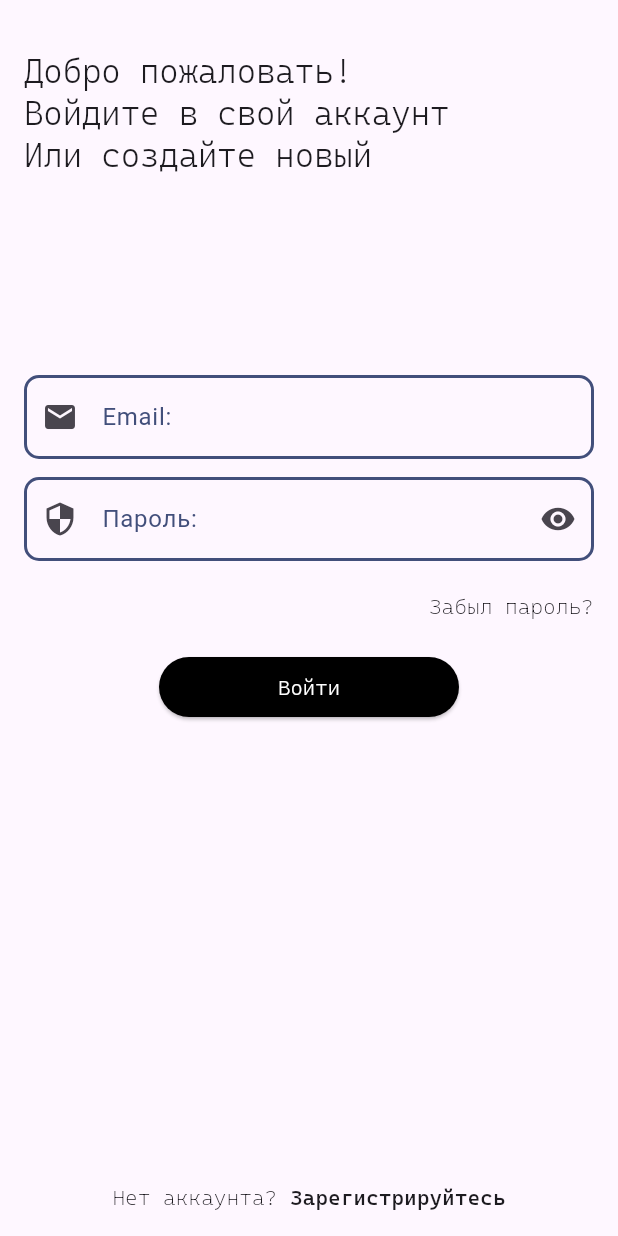
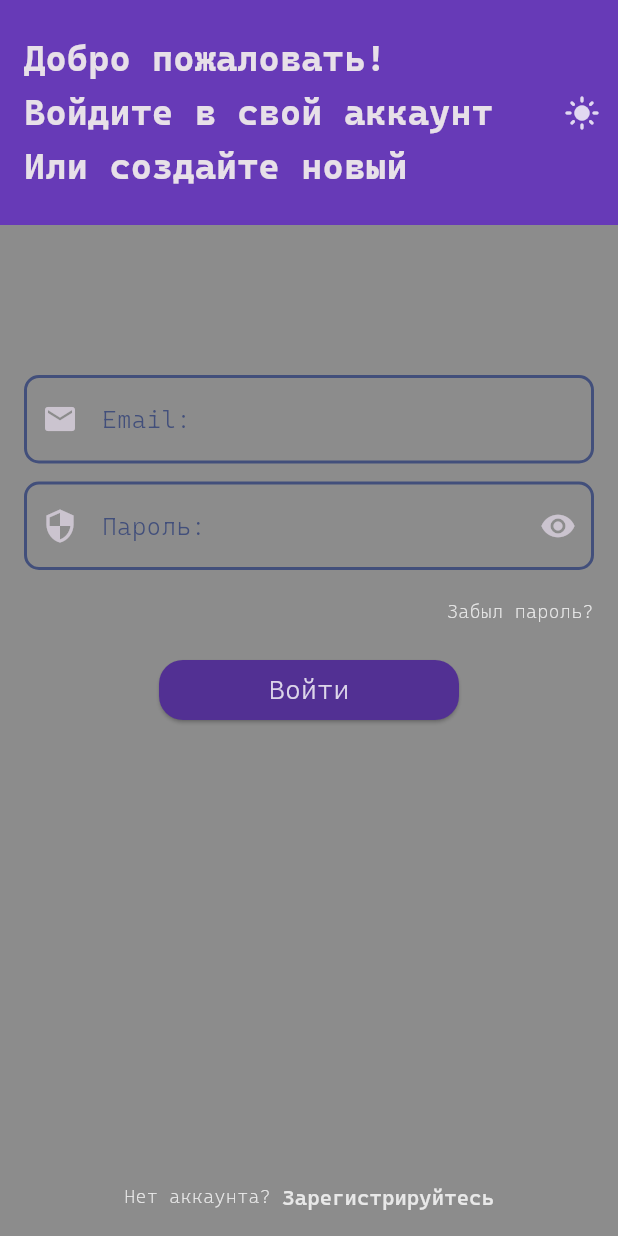
Before and after one commit to Stranik2504/FlutterCourse, a Flutter app: the screen it shows after launch, on a phone screen of 412 x 824 dp. Run offline on Flutter 3.47's test engine with Material 3 defaults, Android fonts, the phone set to English and light mode, and no system bars; our stand-ins replace bloc, drift, drift_flutter, flutter_bloc, get_it, injectable; accounts and stored records are empty; generated files the repository leaves out were written again.

Commit message:
complite task9

```diff
--- a/lib/main.dart
+++ b/lib/main.dart
@@ -9,6 +9,8 @@ import 'package:proj_start/pages/register_page.dart';
 import 'package:proj_start/pages/profile_page.dart';
 import 'package:proj_start/pages/detail_page.dart';
 import 'package:proj_start/routes.dart';
+import 'package:proj_start/theme/app_theme.dart';
+import 'package:proj_start/theme/theme_cubit.dart';
 
 void main() {
   setupDI();
@@ -21,11 +23,16 @@ class MyApp extends StatelessWidget {
   // This widget is the root of your application.
   @override
   Widget build(BuildContext context) {
+    return BlocProvider(
+      create: (_) => getIt<ThemeCubit>(),
+      child: BlocBuilder<ThemeCubit, ThemeMode>(
+        builder: (context, themeMode) {
           return MaterialApp(
-      title: 'Flutter Demo',
-      theme: ThemeData(
-        colorScheme: .fromSeed(seedColor: Colors.deepPurple),
-      ),
+            title: 'Алгоритмы сортировки',
+            debugShowCheckedModeBanner: false,
+            theme: AppTheme.light,
+            darkTheme: AppTheme.dark,
+            themeMode: themeMode,
             initialRoute: Routes.loading,
             routes: {
               Routes.home: (context) => BlocProvider(
@@ -40,4 +47,7 @@ class MyApp extends StatelessWidget {
             },
           );
         }
+      ),
+    );
   }
+}
--- a/lib/pages/login_page.dart
+++ b/lib/pages/login_page.dart
@@ -1,5 +1,6 @@
 import 'package:flutter/material.dart';
 import '../routes.dart';
+import '../theme/theme_toggle_action.dart';
 import '../widgets/text_field.dart';
 
 class LoginPage extends StatefulWidget {
@@ -38,14 +39,14 @@ class _LoginPageState extends State<LoginPage> {
   Widget build(BuildContext context) {
     return Scaffold(
       appBar: AppBar(
-        title: const Text(
+        title: Text(
           "Добро пожаловать!\nВойдите в свой аккаунт\nИли создайте новый",
-          style: TextStyle(
-            fontWeight: FontWeight.w300,
-            fontFamily: 'CascadiaCode',
-          ),
+          style: Theme.of(context).textTheme.titleMedium,
         ),
         toolbarHeight: 150,
+        actions: const [
+          ThemeToggleAction(), // добавили кнопку
+        ],
       ),
       body: Padding(
         padding: const EdgeInsets.only(
@@ -79,46 +80,29 @@ class _LoginPageState extends State<LoginPage> {
                 child: Text(
                   "Забыл пароль?",
                   textAlign: TextAlign.right,
-                  style: TextStyle(
-                    fontWeight: FontWeight.w100,
-                    fontFamily: 'CascadiaCode',
-                  ),
+                  style: Theme.of(context).textTheme.labelMedium,
                 ),
               ),
               const SizedBox(height: 20),
               ElevatedButton(
                 onPressed: () => _submit(),
-                style: ElevatedButton.styleFrom(
-                  backgroundColor: Colors.black,
-                  minimumSize: Size(200, 40),
-                ),
-                child: const Text(
+                child: Text(
                   "Войти",
-                  style: TextStyle(
-                    fontWeight: FontWeight.w300,
-                    fontFamily: 'CascadiaCode',
-                    color: Colors.white,
-                  ),
+                  style: Theme.of(context).textTheme.bodyMedium,
                 ),
               ),
               Spacer(),
               Row(
                 mainAxisAlignment: MainAxisAlignment.center,
                 children: [
-                  const Text(
+                  Text(
                     "Нет аккаунта? ",
-                    style: TextStyle(
-                        fontWeight: FontWeight.w100,
-                        fontFamily: 'CascadiaCode',
-                    ),
+                    style: Theme.of(context).textTheme.labelMedium,
                   ),
                   GestureDetector(
-                    child: const Text(
+                    child: Text(
                       "Зарегистрируйтесь",
-                      style: TextStyle(
-                        fontWeight: FontWeight.w500,
-                        fontFamily: 'CascadiaCode',
-                      ),
+                      style: Theme.of(context).textTheme.labelLarge,
                     ),
                     onTap: () {
                       Navigator.pushNamed(context, Routes.register);
--- /dev/null
+++ b/lib/theme/app_theme.dart
@@ -0,0 +1,148 @@
+import 'package:flutter/material.dart';
+
+abstract final class AppTheme {
+  static final Color opacityWhite = Color.fromARGB(204, 255, 255, 255);
+
+  static final ThemeData light = ThemeData(
+    colorScheme: ColorScheme.fromSeed(
+      seedColor: Colors.deepPurpleAccent,
+      brightness: Brightness.light,
+    ),
+    scaffoldBackgroundColor: const Color(0xFFF5F7FA),
+    appBarTheme: AppBarTheme(
+      backgroundColor: Colors.deepPurpleAccent,
+      foregroundColor: opacityWhite,
+      elevation: 0,
+    ),
+    navigationBarTheme: NavigationBarThemeData(
+      backgroundColor: Colors.deepPurple.shade50,
+      indicatorColor: Colors.deepPurple.shade100,
+      labelBehavior: NavigationDestinationLabelBehavior.alwaysShow,
+    ),
+    listTileTheme: const ListTileThemeData(iconColor: Colors.deepPurpleAccent),
+    textTheme: TextTheme(
+      labelMedium: TextStyle(
+        fontWeight: FontWeight.w100,
+        fontFamily: 'CascadiaCode',
+        color: Colors.black,
+      ),
+      labelLarge: TextStyle(
+        fontWeight: FontWeight.w500,
+        fontFamily: 'CascadiaCode',
+        color: Colors.black,
+      ),
+      bodySmall: TextStyle(
+        fontSize: 16,
+        fontFamily: 'CascadiaCode',
+        color: Colors.black,
+      ),
+      bodyMedium: TextStyle(
+        fontSize: 18,
+        fontWeight: FontWeight.w300,
+        fontFamily: 'CascadiaCode',
+        color: Colors.white,
+      ),
+      bodyLarge: TextStyle(
+        fontSize: 18,
+        fontWeight: FontWeight.w300,
+        fontFamily: 'CascadiaCode',
+      ),
+      titleMedium: TextStyle(
+        fontSize: 24,
+        fontWeight: FontWeight.bold,
+        fontFamily: 'CascadiaCode',
+      ),
+      titleLarge: TextStyle(
+          fontWeight: FontWeight.w900,
+          fontFamily: 'CascadiaCode',
+          fontSize: 24
+      ),
+    ),
+    elevatedButtonTheme: ElevatedButtonThemeData(
+      style: ElevatedButton.styleFrom(
+        backgroundColor: Colors.black,
+        minimumSize: Size(200, 40),
+        shape: const RoundedRectangleBorder(
+          borderRadius: BorderRadius.all(Radius.circular(16)),
+        ),
+      ),
+    ),
+
+    cardTheme: CardThemeData(
+      color: const Color(0xFFF5F7FA),
+    ),
+  );
+
+  static final ThemeData dark = ThemeData(
+    colorScheme: ColorScheme.fromSeed(
+      seedColor: Colors.deepPurple,
+      brightness: Brightness.dark,
+    ),
+    scaffoldBackgroundColor: Colors.black45,
+    appBarTheme: AppBarTheme(
+      backgroundColor: Colors.deepPurple,
+      foregroundColor: opacityWhite,
+      elevation: 0,
+    ),
+    navigationBarTheme: NavigationBarThemeData(
+      backgroundColor: Colors.deepPurple,
+      indicatorColor: Colors.deepPurpleAccent,
+      labelBehavior: NavigationDestinationLabelBehavior.alwaysShow,
+    ),
+    listTileTheme: const ListTileThemeData(
+      iconColor: Colors.white,
+      textColor: Colors.white70,
+    ),
+    textTheme: TextTheme(
+      labelMedium: TextStyle(
+        fontWeight: FontWeight.w100,
+        fontFamily: 'CascadiaCode',
+        color: opacityWhite,
+      ),
+      labelLarge: TextStyle(
+        fontWeight: FontWeight.w500,
+        fontFamily: 'CascadiaCode',
+        color: opacityWhite,
+      ),
+      bodySmall: TextStyle(
+        fontSize: 16,
+        fontFamily: 'CascadiaCode',
+        color: opacityWhite,
+      ),
+      bodyMedium: TextStyle(
+        fontSize: 18,
+        fontWeight: FontWeight.w300,
+        fontFamily: 'CascadiaCode',
+        color: opacityWhite,
+      ),
+      bodyLarge: TextStyle(
+        fontSize: 18,
+        fontWeight: FontWeight.w300,
+        fontFamily: 'CascadiaCode',
+      ),
+      titleMedium: TextStyle(
+        fontSize: 24,
+        fontWeight: FontWeight.bold,
+        fontFamily: 'CascadiaCode',
+      ),
+      titleLarge: TextStyle(
+          fontWeight: FontWeight.w900,
+          fontFamily: 'CascadiaCode',
+          fontSize: 24
+      ),
+    ),
+    elevatedButtonTheme: ElevatedButtonThemeData(
+      style: ElevatedButton.styleFrom(
+        backgroundColor: Color(0xFF523093),
+        minimumSize: Size(200, 40),
+        shape: const RoundedRectangleBorder(
+          borderRadius: BorderRadius.all(Radius.circular(16)),
+        ),
+      ),
+    ),
+
+    cardTheme: CardThemeData(
+      color: Color(0xFF412675),
+    ),
+  );
+}
--- /dev/null
+++ b/lib/theme/theme_cubit.dart
@@ -0,0 +1,14 @@
+import 'package:flutter/material.dart';
+import 'package:flutter_bloc/flutter_bloc.dart';
+import 'package:injectable/injectable.dart';
+
+@injectable
+// Cubit хранит текущее состояние темы в виде ThemeMode
+class ThemeCubit extends Cubit<ThemeMode> {
+  ThemeCubit() : super(ThemeMode.dark);
+
+  /// Переключить тему
+  void toggleTheme() {
+    emit(state == ThemeMode.dark ? ThemeMode.light : ThemeMode.dark);
+  }
+}
--- /dev/null
+++ b/lib/theme/theme_toggle_action.dart
@@ -0,0 +1,20 @@
+import 'package:flutter/material.dart';
+import 'package:flutter_bloc/flutter_bloc.dart';
+
+import 'theme_cubit.dart';
+
+class ThemeToggleAction extends StatelessWidget {
+  const ThemeToggleAction({super.key});
+
+  @override
+  Widget build(BuildContext context) {
+    final themeMode = context.watch<ThemeCubit>().state;
+    final isDark = themeMode == ThemeMode.dark;
+
+    return IconButton(
+      tooltip: isDark ? 'Светлая тема' : 'Темная тема',
+      onPressed: () => context.read<ThemeCubit>().toggleTheme(),
+      icon: Icon(isDark ? Icons.light_mode : Icons.dark_mode),
+    );
+  }
+}
```
Also changed, not shown: lib/pages/detail_page.dart (+5 -6 lines), lib/pages/home/home_page.dart (+11 -18 lines), lib/pages/loading_page.dart (+3 -7 lines), lib/pages/profile_page.dart (+9 -15 lines), lib/pages/register_page.dart (+13 -25 lines), lib/di/di.config.dart. Lines whose indentation alone changed are shown as unchanged.
